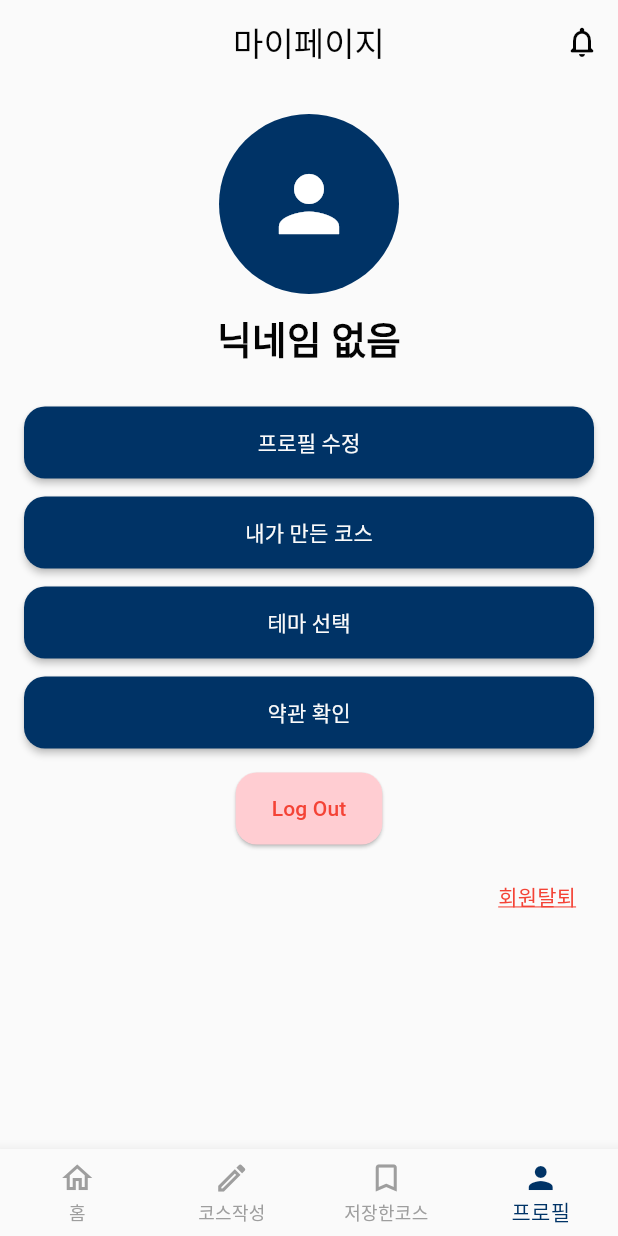
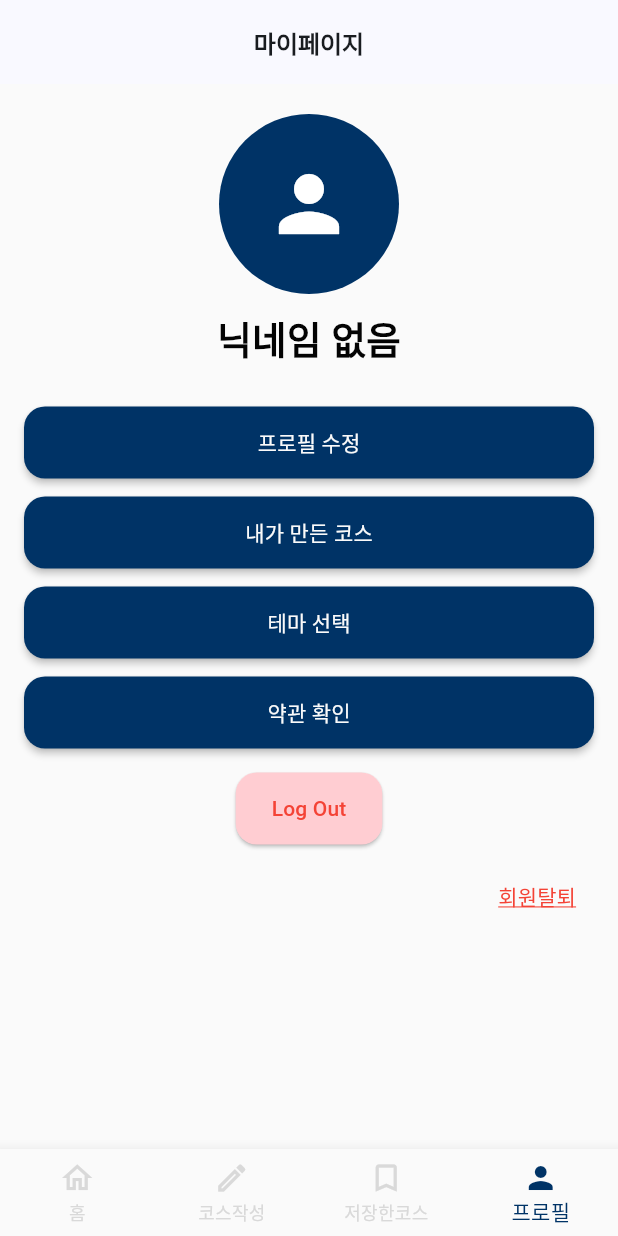
Before and after one commit to ENKH123/MiddleProject_ofcourse_ofcourse, a Flutter app: the ProfileScreen screen opened by its route, on a phone screen of 412 x 824 dp. Run offline on Flutter 3.47's test engine with Material 3 defaults, Android fonts, the phone set to English and light mode, and no system bars; our stand-ins replace go_router, google_sign_in, image_picker, supabase_flutter; missing offline and left inert: flutter_naver_map, gotrue; accounts and stored records are empty.

Commit message:
테마변경

```diff
--- a/lib/core/app_theme.dart
+++ b/lib/core/app_theme.dart
@@ -85,10 +85,12 @@ final ThemeData lightTheme = ThemeData(
         primary: const Color(0xFF003366),
         onPrimary: const Color(0xFFFAFAFA), // 버튼 텍스트 색
         onSurface: const Color(0xFF030303), // 기본 텍스트 색
+        surfaceContainer: const Color(0xFFFAFAFA),
       ),
 
   scaffoldBackgroundColor: const Color(0xFFFAFAFA),
   canvasColor: const Color(0xFFFAFAFA),
+  cardColor: const Color(0xFF003366),
 
   // surfaceTintColor: Colors.transparent,
   textTheme: const TextTheme(
@@ -121,6 +123,13 @@ final ThemeData lightTheme = ThemeData(
     foregroundColor: Color(0xFF030303),
     elevation: 0,
   ),
+
+  bottomNavigationBarTheme: const BottomNavigationBarThemeData(
+    backgroundColor: Color(0xfffafafa),
+    selectedItemColor: Color(0xff003366),
+    unselectedItemColor: Color(0xffD9D9D9),
+  ),
+
   filledButtonTheme: FilledButtonThemeData(
     style: FilledButton.styleFrom(
       backgroundColor: const Color(0xFF003366),
@@ -161,10 +170,12 @@ final ThemeData darkTheme = ThemeData(
     //onBackground: const Color(0xFFFAFAFA), // 기본 글자색
     surface: const Color(0xFF002245),
     onSurface: const Color(0xFFFAFAFA),
+    surfaceContainer: const Color(0xFF516C87), //흰 vs 회색 버튼 색상
   ),
 
   scaffoldBackgroundColor: const Color(0xFF002245),
   canvasColor: const Color(0xFF002245),
+  cardColor: const Color(0xFFC5D5E4),
 
   //surfaceTintColor: Colors.transparent,
   textTheme: const TextTheme(
@@ -198,6 +209,12 @@ final ThemeData darkTheme = ThemeData(
     elevation: 0,
   ),
 
+  bottomNavigationBarTheme: const BottomNavigationBarThemeData(
+    backgroundColor: Color(0xff002245),
+    selectedItemColor: Color(0xfffafafa),
+    unselectedItemColor: Color(0xffA5A5A5),
+  ),
+
   filledButtonTheme: FilledButtonThemeData(
     style: FilledButton.styleFrom(
       backgroundColor: const Color(0xFFC5D5E4),
@@ -214,7 +231,7 @@ final ThemeData darkTheme = ThemeData(
   ),
   iconButtonTheme: const IconButtonThemeData(
     style: ButtonStyle(
-      foregroundColor: WidgetStatePropertyAll(Color(0xFFC5D5E4)),
+      foregroundColor: WidgetStatePropertyAll(Color(0xFFfafafa)),
     ),
   ),
   floatingActionButtonTheme: const FloatingActionButtonThemeData(
--- a/lib/core/components/custom_app_bar.dart
+++ b/lib/core/components/custom_app_bar.dart
@@ -32,29 +32,28 @@ class CustomAppBar extends StatelessWidget implements PreferredSizeWidget {
 
   @override
   Widget build(BuildContext context) {
-    final defaultBackgroundColor = backgroundColor ?? const Color(0xFFFAFAFA);
     final defaultIconColor = iconColor ?? Colors.black;
+    final cs = Theme.of(context).colorScheme;
 
     return AppBar(
-      backgroundColor: defaultBackgroundColor,
+      backgroundColor: cs.background,
+      foregroundColor: cs.onBackground,
       elevation: 0,
       leading: showBackButton
           ? IconButton(
-        icon: Icon(Icons.arrow_back, color: defaultIconColor),
-        onPressed: onBackPressed ?? () => Navigator.pop(context),
-      )
+              icon: Icon(Icons.arrow_back, color: cs.onBackground),
+              onPressed: onBackPressed ?? () => Navigator.pop(context),
+            )
           : null,
       title: title != null
           ? Text(
-        title!,
-        style: const TextStyle(
-          fontSize: 16,
-          fontWeight: FontWeight.w600,
-        ),
-      )
+              title!,
+              style: const TextStyle(fontSize: 16, fontWeight: FontWeight.w600),
+            )
           : null,
       iconTheme: IconThemeData(color: defaultIconColor),
       actions: actions,
+      centerTitle: true,
     );
   }
 
@@ -71,9 +70,7 @@ class CustomAppBarTestScreen extends StatelessWidget {
   Widget build(BuildContext context) {
     return Scaffold(
       backgroundColor: const Color(0xFFFAFAFA),
-      appBar: const CustomAppBar(
-        title: 'CustomAppBar 테스트',
-      ),
+      appBar: const CustomAppBar(title: 'CustomAppBar 테스트'),
       body: const SizedBox.shrink(),
     );
   }
--- a/lib/core/components/navigation_bar.dart
+++ b/lib/core/components/navigation_bar.dart
@@ -50,8 +50,6 @@ class OfcourseBottomNavBarUI extends StatelessWidget {
         }
       },
       type: BottomNavigationBarType.fixed,
-      selectedItemColor: const Color(0xFF003366),
-      unselectedItemColor: Colors.grey,
       showUnselectedLabels: true,
       items: const [
         BottomNavigationBarItem(
--- a/lib/feature/profile/screens/profile_screen.dart
+++ b/lib/feature/profile/screens/profile_screen.dart
@@ -1,14 +1,14 @@
 import 'package:flutter/material.dart';
 import 'package:go_router/go_router.dart';
 import 'package:of_course/core/app_theme.dart';
+import 'package:of_course/core/components/custom_app_bar.dart';
+import 'package:of_course/core/components/loading_dialog.dart';
 import 'package:of_course/core/managers/supabase_manager.dart';
 import 'package:of_course/core/models/supabase_user_model.dart';
 import 'package:of_course/feature/auth/viewmodels/login_viewmodel.dart';
+import 'package:of_course/feature/profile/screens/terms_mypage_screen.dart';
 import 'package:provider/provider.dart';
 import 'package:supabase_flutter/supabase_flutter.dart';
-
-import '../../../core/components/loading_dialog.dart';
-import 'terms_mypage_screen.dart';
 
 class ProfileScreen extends StatelessWidget {
   const ProfileScreen({super.key});
@@ -22,18 +22,7 @@ class ProfileScreen extends StatelessWidget {
   @override
   Widget build(BuildContext context) {
     return Scaffold(
-      appBar: AppBar(
-        title: const Text('마이페이지'),
-        centerTitle: true,
-        actions: [
-          IconButton(
-            icon: const Icon(Icons.notifications_none_rounded),
-            onPressed: () {
-              context.push('/alert');
-            },
-          ),
-        ],
-      ),
+      appBar: CustomAppBar(title: '마이페이지', showBackButton: false),
       body: Padding(
         padding: const EdgeInsets.symmetric(horizontal: 16, vertical: 12),
         child: Column(
```
Also changed, not shown: lib/core/components/post_component.dart (+15 -3 lines), lib/feature/home/screens/ofCourse_home_page.dart (+10 -2 lines). Lines whose indentation alone changed are shown as unchanged.
